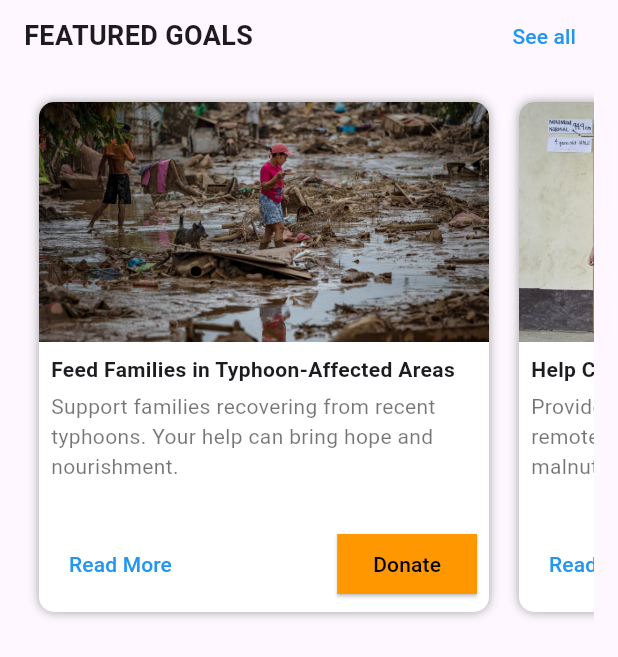
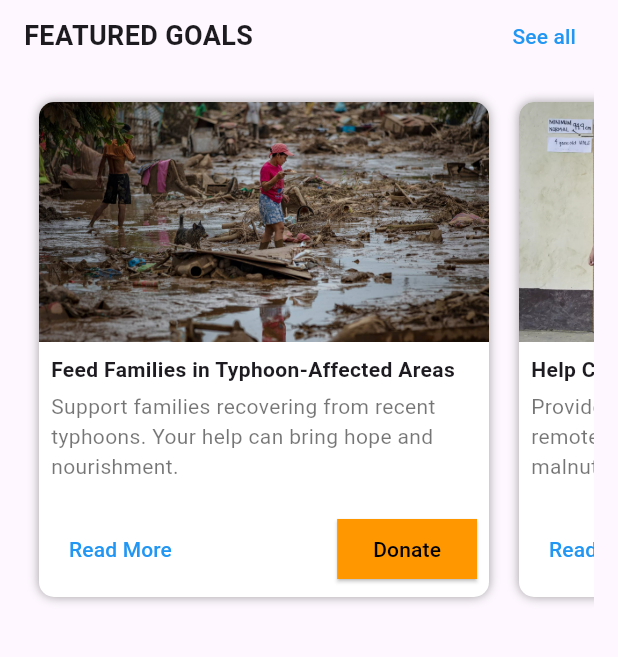
Before and after one commit to Pantrypal-App/Pantrypal, a Flutter app: the FeaturedGoalsSection widget shown alone on an empty page, opened directly, on a phone screen of 412 x 824 dp. Shown: the top 657 px of the screen. Run offline on Flutter 3.47's test engine with Material 3 defaults, Android fonts, the phone set to English and light mode, and no system bars; our stand-ins replace awesome_bottom_bar, carousel_slider.

Commit message:
fix homepage

```diff
--- a/lib/pages/Home_page.dart
+++ b/lib/pages/Home_page.dart
@@ -125,7 +125,7 @@ class FeaturedGoalsSection extends StatelessWidget {
 
           /// Increased the height to 350 for a taller box
           SizedBox(
-            height: 360, // Increased height for bigger cards
+            height: 350, // Increased height for bigger cards
             child: ListView(
               scrollDirection: Axis.horizontal,
               children: [
```
